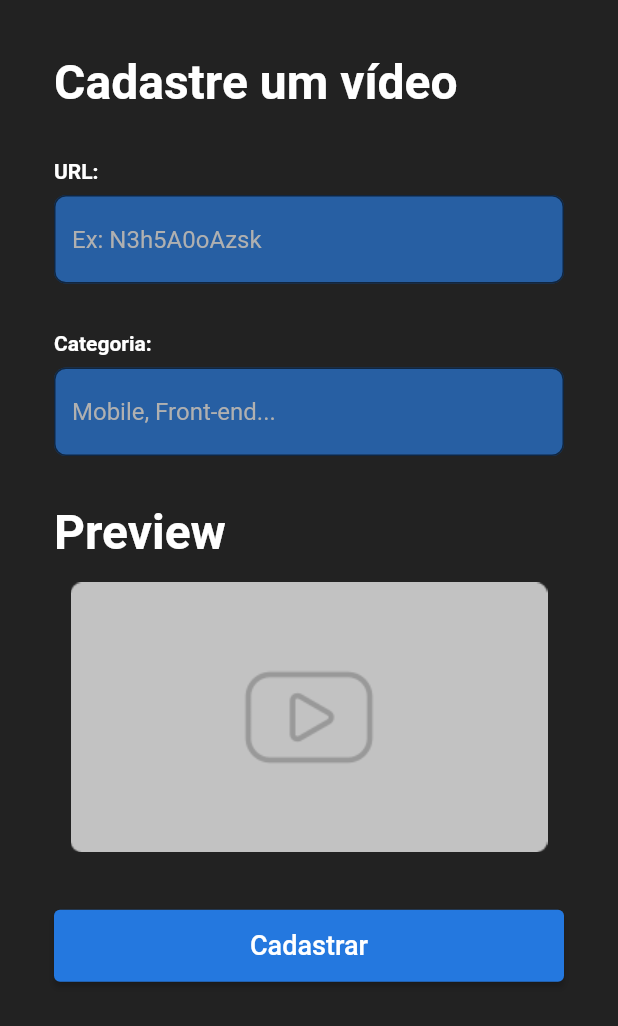
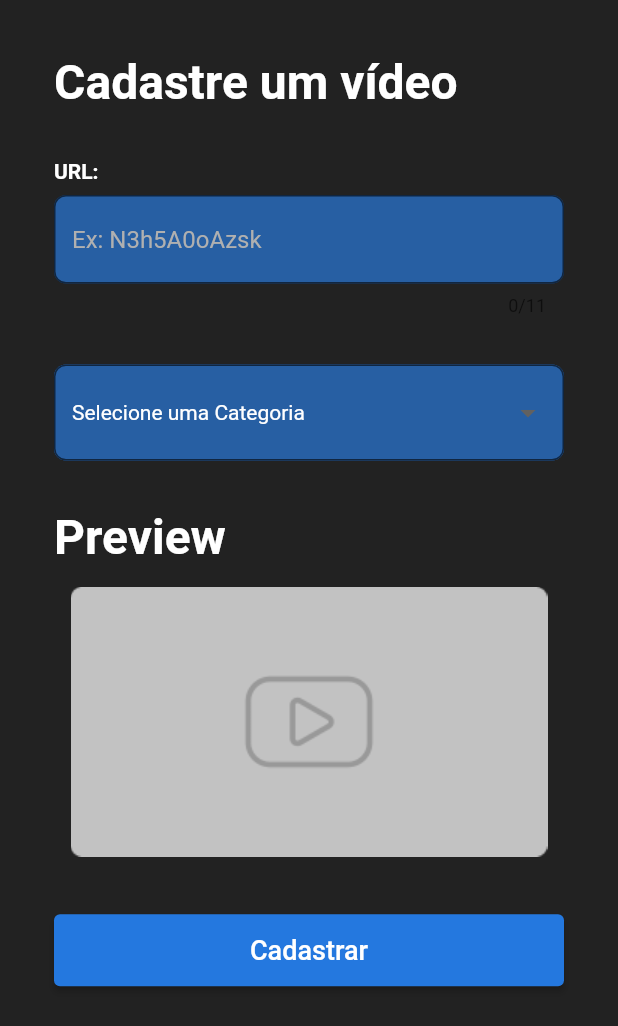
Before and after one commit to ryymurata/MobFlix, a Flutter app: the screen it shows after launch, after a tap on the "add" icon, on a phone screen of 412 x 824 dp. Shown: the top 1026 px of the screen. Run offline on Flutter 3.47's test engine with Material 2 defaults, Android fonts, the phone set to English and light mode, and no system bars; our stand-ins replace google_fonts; network calls fail.

```diff
--- a/lib/main.dart
+++ b/lib/main.dart
@@ -1,7 +1,7 @@
 import 'package:flutter/material.dart';
 import 'package:google_fonts/google_fonts.dart';
 import 'package:mobflix/ui/pages/Home/home.dart';
-import 'package:mobflix/ui/pages/register_video.dart';
+import 'package:mobflix/ui/pages/Register%20Video/register_video.dart';
 
 void main() {
   runApp(const MobFlix());
@@ -26,7 +26,8 @@ class MobFlix extends StatelessWidget {
           fillColor: const Color(0xFF275FA3),
           border: OutlineInputBorder(borderRadius: BorderRadius.circular(8)),
           hintStyle: const TextStyle(color: Color(0xFFB0B0B0), fontSize: 16),
-          )),
+        ),
+      ),
       routes: {
         '/': (context) => const Home(),
         '/registerVideo': (context) => const RegisterVideo()
--- /dev/null
+++ b/lib/models/video.dart
@@ -0,0 +1,6 @@
+class Video {
+  String? videoThumbnailUrl;
+  String? videoCategory;
+
+  Video(this.videoCategory, this.videoThumbnailUrl);
+}
--- a/lib/ui/pages/Home/home.dart
+++ b/lib/ui/pages/Home/home.dart
@@ -16,14 +16,16 @@ class Home extends StatelessWidget {
           ),
           centerTitle: true,
         ),
-        body: Center(
-          child: SingleChildScrollView(
-            physics: const ScrollPhysics(),
+        body: SingleChildScrollView(
+          physics: const ScrollPhysics(),
+          child: Container(
+            alignment: Alignment.topCenter,
             child: Column(
+              mainAxisAlignment: MainAxisAlignment.spaceAround,
               children: const [
                 FeaturedContent(),
                 CategoriesList(),
-                VideosList()
+                VideosList(),
               ],
             ),
           ),
--- /dev/null
+++ b/lib/ui/pages/Register Video/register_video.dart
@@ -0,0 +1,164 @@
+import 'package:flutter/material.dart';
+import 'package:mobflix/models/video.dart';
+import 'package:mobflix/services/api_service.dart';
+import 'package:mobflix/ui/shared/action_button.dart';
+import 'package:mobflix/ui/shared/video_card.dart';
+import 'package:mobflix/utils/tag_colors.dart';
+
+class RegisterVideo extends StatefulWidget {
+  const RegisterVideo({super.key});
+
+  @override
+  State<RegisterVideo> createState() => _RegisterVideoState();
+}
+
+final List<String> tagOptions =
+    ["Selecione uma Categoria"] + TagColors.tagColors.keys.toList();
+
+class _RegisterVideoState extends State<RegisterVideo> {
+  ApiService service = ApiService();
+  final _formKey = GlobalKey<FormState>();
+  final TextEditingController _videoUrl = TextEditingController();
+  String _dropDownValue = tagOptions.first;
+
+  String? _videoThumbnailUrl;
+  String? _videoCategory;
+
+  @override
+  Widget build(BuildContext context) {
+    return Scaffold(
+        body: SafeArea(
+      child: Padding(
+        padding: const EdgeInsets.fromLTRB(36, 36, 36, 0),
+        child: SingleChildScrollView(
+          child: Form(
+            autovalidateMode: AutovalidateMode.onUserInteraction,
+            key: _formKey,
+            child: Column(
+              crossAxisAlignment: CrossAxisAlignment.stretch,
+              children: [
+                _buildSectionTitle("Cadastre um vídeo"),
+                const SizedBox(height: 32),
+                _buildInput(inputName: "URL:", hintText: "Ex: N3h5A0oAzsk"),
+                _buildCategoryDropDownButton(),
+                const SizedBox(height: 32),
+                _buildSectionTitle("Preview"),
+                const SizedBox(height: 8),
+
+                // Adicionar condicao aqui
+
+                (_videoCategory != null) && (_videoThumbnailUrl != null)
+                    ? VideoCard(
+                        video: Video(_videoCategory, _videoThumbnailUrl))
+                    : Image.asset("images/default_preview.png"),
+                const SizedBox(height: 32),
+                ActionButton(
+                    buttonText: "Cadastrar",
+                    buttonColor: const Color(0xFF2478DF),
+                    formKey: _formKey),
+              ],
+            ),
+          ),
+        ),
+      ),
+    ));
+  }
+
+  Widget _buildSectionTitle(String title) {
+    return Text(
+      title,
+      style: const TextStyle(
+          color: Colors.white, fontSize: 32, fontWeight: FontWeight.bold),
+    );
+  }
+
+  Widget _buildInput({required String inputName, required String hintText}) {
+    return Column(
+      crossAxisAlignment: CrossAxisAlignment.stretch,
+      children: [
+        Padding(
+            padding: const EdgeInsets.only(bottom: 8.0),
+            child: Text(
+              inputName,
+              style: const TextStyle(
+                  color: Colors.white,
+                  fontSize: 14,
+                  fontWeight: FontWeight.bold),
+            )),
+        TextFormField(
+          controller: _videoUrl,
+          validator: (value) {
+            if (value!.isEmpty) {
+              return 'Campo Obrigatório';
+            } else if (value.length < 11) {
+              return 'A url de um vídeo possui 11 caracteres';
+            }
+
+            return null;
+          },
+          maxLength: 11,
+          style: const TextStyle(color: Colors.white),
+          decoration: InputDecoration(hintText: hintText),
+          onChanged: (value) {
+            if (value.length == 11) {
+              Future<String> futureVideoThumbURL =
+                  service.fetchThumbnailUrl(value);
+
+              futureVideoThumbURL.then((value) {
+                setState(() {
+                  _videoThumbnailUrl = value;
+                });
+              });
+            } else {
+              setState(() {
+                _videoThumbnailUrl = null;
+              });
+            }
+          },
+        ),
+        const SizedBox(height: 32),
+      ],
+    );
+  }
+
+  Widget _buildCategoryDropDownButton() {
+    return Container(
+      decoration: BoxDecoration(
+          color: const Color(0xFF275FA3),
+          borderRadius: BorderRadius.circular(8)),
+      child: DropdownButtonHideUnderline(
+        child: ButtonTheme(
+          alignedDropdown: true,
+          child: DropdownButtonFormField(
+            validator: (value) {
+              return value == "Selecione uma Categoria"
+                  ? 'Selecione uma categoria válida'
+                  : null;
+            },
+            value: _dropDownValue,
+            isExpanded: true,
+            items: tagOptions
+                .map((String value) =>
+                    DropdownMenuItem(value: value, child: Text(value)))
+                .toList(),
+            onChanged: (value) {
+              if (value != "Selecione uma Categoria") {
+                setState(() {
+                  _dropDownValue = value!;
+                  _videoCategory = value;
+                });
+              } else {
+                setState(() {
+                  _dropDownValue = value!;
+                  _videoCategory = null;
+                });
+              }
+            },
+            dropdownColor: const Color(0xFF275FA3),
+            style: const TextStyle(color: Colors.white),
+          ),
+        ),
+      ),
+    );
+  }
+}
--- a/lib/ui/pages/register_video.dart
+++ /dev/null
@@ -1,69 +0,0 @@
-import 'package:flutter/material.dart';
-import 'package:mobflix/ui/shared/action_button.dart';
-
-class RegisterVideo extends StatefulWidget {
-  const RegisterVideo({super.key});
-
-  @override
-  State<RegisterVideo> createState() => _RegisterVideoState();
-}
-
-class _RegisterVideoState extends State<RegisterVideo> {
-  @override
-  Widget build(BuildContext context) {
-    return Scaffold(
-        body: SafeArea(
-      child: Padding(
-        padding: const EdgeInsets.fromLTRB(36, 36, 36, 0),
-        child: SingleChildScrollView(
-          child: Column(
-            crossAxisAlignment: CrossAxisAlignment.stretch,
-            children: [
-              _buildSectionTitle("Cadastre um vídeo"),
-              const SizedBox(height: 32),
-              _buildInput(inputName: "URL:", hintText: "Ex: N3h5A0oAzsk"),
-              _buildInput(
-                  inputName: "Categoria:", hintText: "Mobile, Front-end..."),
-              _buildSectionTitle("Preview"),
-              const SizedBox(height: 8),
-              Image.asset("images/default_preview.png"),
-              const SizedBox(height: 32),
-              const ActionButton(
-                  buttonText: "Cadastrar", buttonColor: Color(0xFF2478DF)),
-            ],
-          ),
-        ),
-      ),
-    ));
-  }
-
-  Widget _buildSectionTitle(String title) {
-    return Text(
-      title,
-      style: const TextStyle(
-          color: Colors.white, fontSize: 32, fontWeight: FontWeight.bold),
-    );
-  }
-
-  Widget _buildInput({required String inputName, required String hintText}) {
-    return Column(
-      crossAxisAlignment: CrossAxisAlignment.stretch,
-      children: [
-        Padding(
-            padding: const EdgeInsets.only(bottom: 8.0),
-            child: Text(
-              inputName,
-              style: const TextStyle(
-                  color: Colors.white,
-                  fontSize: 14,
-                  fontWeight: FontWeight.bold),
-            )),
-        TextFormField(
-          style: const TextStyle(color: Colors.white),
-          decoration: InputDecoration(hintText: hintText),
-        ),
-        const SizedBox(height: 32),
-      ],
-    );
-  }
-}
--- a/lib/ui/shared/action_button.dart
+++ b/lib/ui/shared/action_button.dart
@@ -3,8 +3,12 @@ import 'package:flutter/material.dart';
 class ActionButton extends StatefulWidget {
   final String buttonText;
   final Color buttonColor;
+  final GlobalKey<FormState> formKey;
   const ActionButton(
-      {super.key, required this.buttonText, required this.buttonColor});
+      {super.key,
+      required this.buttonText,
+      required this.buttonColor,
+      required this.formKey});
 
   @override
   State<ActionButton> createState() => _ActionButtonState();
--- a/lib/ui/shared/video_card.dart
+++ b/lib/ui/shared/video_card.dart
@@ -1,8 +1,18 @@
 import 'package:flutter/material.dart';
+import 'package:mobflix/models/video.dart';
+import 'package:mobflix/services/api_service.dart';
 import 'package:mobflix/ui/shared/category_tag.dart';
 
-class VideoCard extends StatelessWidget {
-  const VideoCard({super.key});
+class VideoCard extends StatefulWidget {
+  final Video video;
+  const VideoCard({super.key, required this.video});
+
+  @override
+  State<VideoCard> createState() => _VideoCardState();
+}
+
+class _VideoCardState extends State<VideoCard> {
+  ApiService service = ApiService();
 
   @override
   Widget build(BuildContext context) {
@@ -11,11 +21,9 @@ class VideoCard extends StatelessWidget {
       child: Column(
         crossAxisAlignment: CrossAxisAlignment.start,
         children: [
-          const CategoryTag(categoryName: "Mobile"),
+          CategoryTag(categoryName: widget.video.videoCategory!),
           GestureDetector(
-            onTap: () {
-              print("video selected");
-            },
+            onTap: () {},
             child: Container(
                 decoration: const BoxDecoration(boxShadow: [
                   BoxShadow(
@@ -24,7 +32,7 @@ class VideoCard extends StatelessWidget {
                     offset: Offset(0, 5),
                   )
                 ]),
-                child: Image.asset("images/video_thumb.png")),
+                child: Image.network(widget.video.videoThumbnailUrl!)),
           ),
           const SizedBox(height: 18)
         ],
--- a/lib/ui/shared/videos_list.dart
+++ b/lib/ui/shared/videos_list.dart
@@ -1,4 +1,5 @@
 import 'package:flutter/material.dart';
+import 'package:mobflix/models/video.dart';
 import 'package:mobflix/ui/shared/video_card.dart';
 
 class VideosList extends StatefulWidget {
@@ -8,6 +9,12 @@ class VideosList extends StatefulWidget {
   State<VideosList> createState() => _VideosListState();
 }
 
+final _videosList = [
+  Video("Mobile", "https://i.ytimg.com/vi/pcnfjJG3jY4/mqdefault.jpg"),
+  Video("Mobile", "https://i.ytimg.com/vi/pcnfjJG3jY4/mqdefault.jpg"),
+  Video("Mobile", "https://i.ytimg.com/vi/pcnfjJG3jY4/mqdefault.jpg")
+];
+
 class _VideosListState extends State<VideosList> {
   @override
   Widget build(BuildContext context) {
@@ -16,9 +23,9 @@ class _VideosListState extends State<VideosList> {
       child: ListView.builder(
         physics: const NeverScrollableScrollPhysics(),
         shrinkWrap: true,
-        itemCount: 3,
+        itemCount: _videosList.length,
         itemBuilder: (context, index) {
-          return const VideoCard();
+          return VideoCard(video: _videosList[index]);
         },
       ),
     );
--- a/pubspec.yaml
+++ b/pubspec.yaml
@@ -37,6 +37,7 @@ dependencies:
   # Use with the CupertinoIcons class for iOS style icons.
   cupertino_icons: ^1.0.2
   google_fonts: ^3.0.1
+  http: ^0.13.5
 
 dev_dependencies:
   flutter_test:
@@ -63,7 +64,6 @@ flutter:
   # To add assets to your application, add an assets section, like this:
   assets:
     - images/Banner.png
-    - images/video_thumb.png
     - images/default_preview.png
   #   - images/a_dot_ham.jpeg
 
```
Also changed, not shown: lib/services/api_service.dart (added, +24 -0 lines), pubspec.lock, 1 other file. Lines whose indentation alone changed are shown as unchanged.
